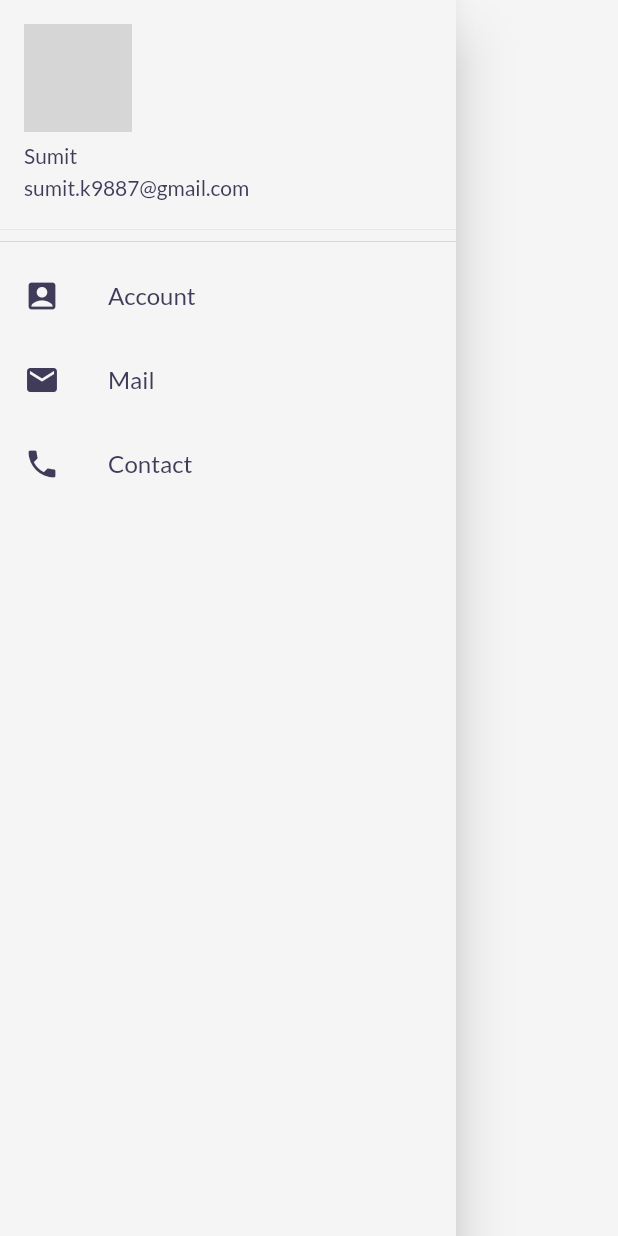
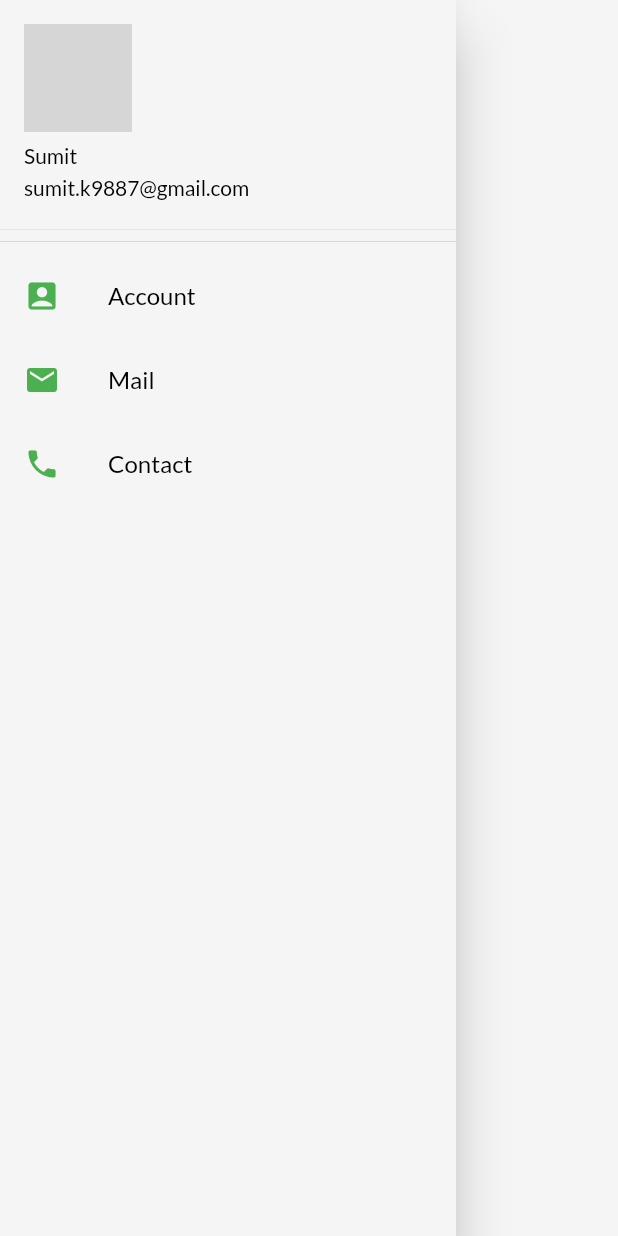
Before and after one commit to iamlolo-dev/APPShopTea_Flutter, a Flutter app: the MyDrawer widget shown alone on an empty page, opened directly, on a phone screen of 412 x 824 dp. Run offline on Flutter 3.47's test engine with Material 2 defaults, Android fonts, the phone set to English and light mode, and no system bars; drawn by our look-alikes of velocity_x; our stand-ins replace google_fonts, url_strategy; missing offline and left inert: pay; network calls fail; grey boxes are pictures that could not be loaded.

Commit message:
App modify

```diff
--- a/lib/main.dart
+++ b/lib/main.dart
@@ -28,7 +28,9 @@ class MyApp extends StatelessWidget {
         "/": (context) => LoginPage(),
         MyRoutes.homeRoute: (context) => HomePage(),
         MyRoutes.loginRoute: (context) => LoginPage(),
-        MyRoutes.detailRoute: (context) => HomeDetailPage(),
+        MyRoutes.detailRoute: (context) => HomeDetailPage(
+              item: null,
+            ),
         MyRoutes.cartRoute: (context) => CartPage(),
         MyRoutes.signupRoute: (context) => SignUpPage(),
       },
--- a/lib/models/catalog.dart
+++ b/lib/models/catalog.dart
@@ -9,11 +9,11 @@ class CatalogModel {
   static List<Item> items;
 
   // Get Item by ID
-   Item getById(int id) =>
+  Item getById(int id) =>
       items.firstWhere((element) => element.id == id, orElse: null);
 
   // Get Item by position
-   Item getByPosition(int pos) => items[pos];
+  Item getByPosition(int pos) => items[pos];
 }
 
 class Item {
--- a/lib/pages/cart_page.dart
+++ b/lib/pages/cart_page.dart
@@ -74,8 +74,9 @@ class _CartTotal extends StatelessWidget {
                     ));
                   },
                   style: ButtonStyle(
-                      backgroundColor:
-                          MaterialStateProperty.all(context.theme.buttonColor)),
+                    backgroundColor:
+                        MaterialStateProperty.all(context.theme.buttonColor),
+                  ),
                   child: "Buy".text.white.make(),
                 ).w32(context).h8(context)
         ],
--- a/lib/pages/home_detailPage.dart
+++ b/lib/pages/home_detailPage.dart
@@ -23,7 +23,7 @@ class HomeDetailPage extends StatelessWidget {
       appBar: AppBar(
         // centerTitle: true,
         title: "Details".text.color(context.accentColor).make(),
-        backgroundColor: Colors.transparent,
+        backgroundColor: Colors.green,
         actions: [
           VxBuilder(
                   mutations: {AddMutation, RemoveMutation},
--- a/lib/widgets/drawer.dart
+++ b/lib/widgets/drawer.dart
@@ -16,10 +16,10 @@ class MyDrawer extends StatelessWidget {
                 decoration: BoxDecoration(color: context.canvasColor),
                 accountName: Text(
                   "Sumit",
-                  style: TextStyle(color: context.theme.buttonColor),
+                  style: TextStyle(color: Colors.black),
                 ),
                 accountEmail: Text("sumit.k9887@gmail.com",
-                    style: TextStyle(color: context.theme.buttonColor)),
+                    style: TextStyle(color: Colors.black)),
                 currentAccountPicture: CircleAvatar(
                   backgroundImage: NetworkImage(imageUrl),
                 ),
@@ -28,31 +28,31 @@ class MyDrawer extends StatelessWidget {
             ListTile(
               leading: Icon(
                 Icons.account_box,
-                color: context.theme.buttonColor,
+                color: Colors.green.shade500,
               ),
               title: Text(
                 "Account",
-                style: TextStyle(color: context.theme.buttonColor),
+                style: TextStyle(color: Colors.black),
               ),
             ),
             ListTile(
               leading: Icon(
                 Icons.mail,
-                color: context.theme.buttonColor,
+                color: Colors.green.shade500,
               ),
               title: Text(
                 "Mail",
-                style: TextStyle(color: context.theme.buttonColor),
+                style: TextStyle(color: Colors.black),
               ),
             ),
             ListTile(
               leading: Icon(
                 Icons.phone,
-                color: context.theme.buttonColor,
+                color: Colors.green.shade500,
               ),
               title: Text(
                 "Contact",
-                style: TextStyle(color: context.theme.buttonColor),
+                style: TextStyle(color: Colors.black),
               ),
             )
           ],
--- a/lib/widgets/item_widget.dart
+++ b/lib/widgets/item_widget.dart
@@ -36,7 +36,7 @@ class ItemWidget extends StatelessWidget {
             "\$${item.price}",
             textScaleFactor: 1.5,
             style: TextStyle(
-              color: context.theme.buttonColor,
+              color: Colors.black,
               fontWeight: FontWeight.bold,
             ),
           ),
--- a/lib/widgets/themes.dart
+++ b/lib/widgets/themes.dart
@@ -6,7 +6,7 @@ class MyTheme {
   static ThemeData lightTheme(BuildContext context) => ThemeData(
       primarySwatch: Colors.deepPurple,
       fontFamily: GoogleFonts.lato().fontFamily,
-      buttonColor: darkBluishColor,
+      buttonColor: Colors.green.shade800,
       accentColor: Colors.black,
       cardColor: Colors.white,
       canvasColor: creamColor,
@@ -14,7 +14,7 @@ class MyTheme {
           color: Colors.white,
           elevation: 0.0,
           textTheme: Theme.of(context).textTheme,
-          iconTheme: IconThemeData(color: Colors.black)));
+          iconTheme: IconThemeData(color: Colors.grey.shade600)));
 
   static ThemeData darkTheme(BuildContext context) => ThemeData(
         fontFamily: GoogleFonts.lato().fontFamily,
@@ -32,6 +32,5 @@ class MyTheme {
 
   static Color creamColor = Color(0xfff5f5f5);
   static Color darkCreamColor = Vx.gray900;
-  static Color darkBluishColor = Color(0xff403b58);
   static Color lightBluishColor = Vx.indigo500;
 }
```
Also changed, not shown: lib/pages/home_page.dart (+6 -4 lines).
